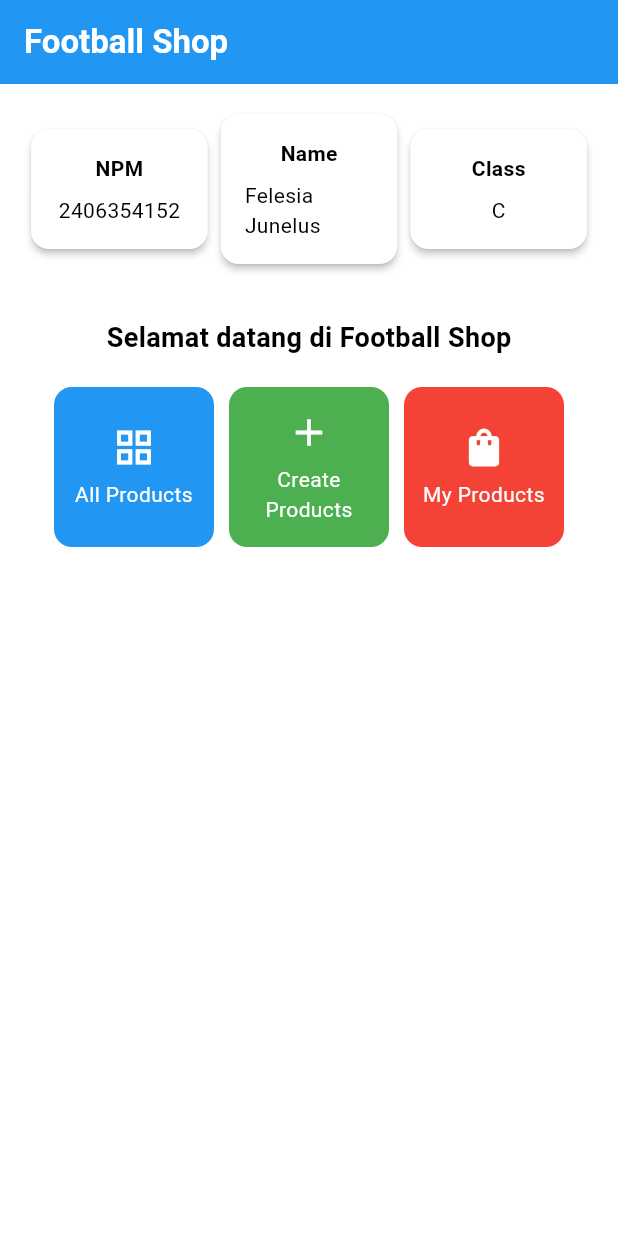
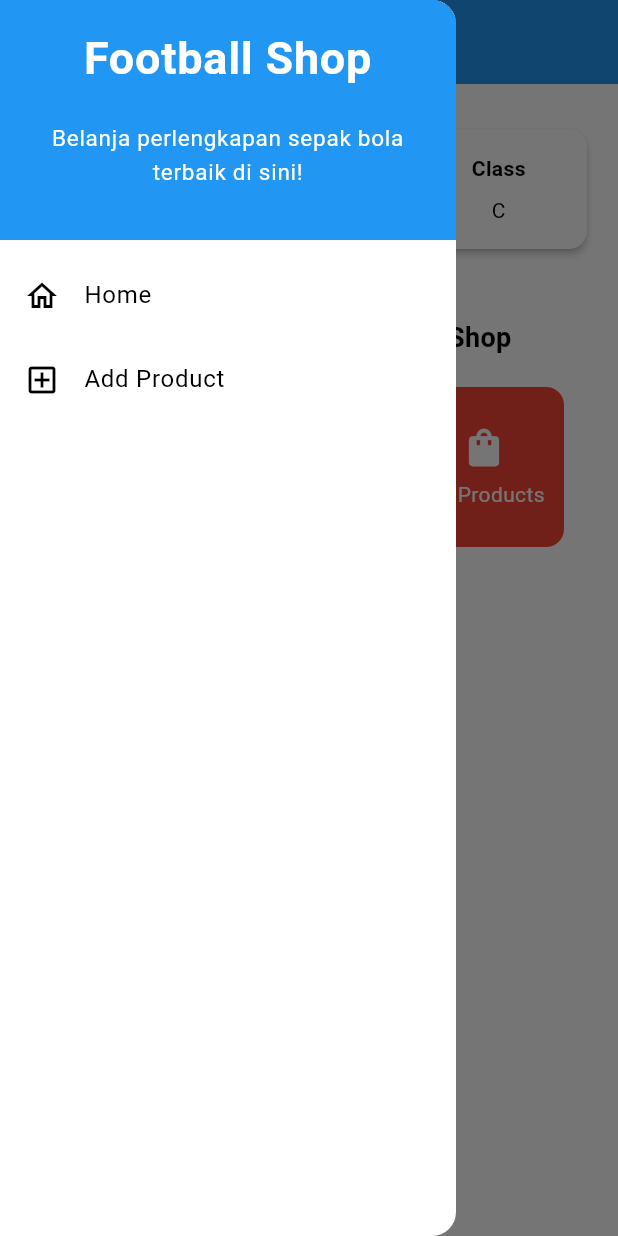
Before and after one commit to felesiaj/football-shop-mobile, a Flutter app: the screen it shows after launch, with the side drawer open (before the commit the screen has no drawer), on a phone screen of 412 x 824 dp. Run offline on Flutter 3.47's test engine with Material 3 defaults, Android fonts, the phone set to English and light mode, and no system bars.

Commit message:
tugas 8: done

```diff
--- a/lib/main.dart
+++ b/lib/main.dart
@@ -1,5 +1,5 @@
 import 'package:flutter/material.dart';
-import 'package:football_shop/menu.dart';
+import 'package:football_shop/screens/menu.dart';
 
 void main() {
   runApp(const MyApp());
--- a/lib/menu.dart
+++ b/lib/screens/menu.dart
@@ -1,4 +1,6 @@
 import 'package:flutter/material.dart';
+import 'package:football_shop/widgets/left_drawer.dart';
+import 'package:football_shop/widgets/product_card.dart';
 
 class MyHomePage extends StatelessWidget {
   MyHomePage({super.key});
@@ -29,6 +31,9 @@ class MyHomePage extends StatelessWidget {
         // Warna latar belakang AppBar diambil dari skema warna tema aplikasi.
         backgroundColor: Theme.of(context).colorScheme.primary,
       ),
+
+      drawer: const LeftDrawer(),
+
       // Body halaman dengan padding di sekelilingnya.
       body: Padding(
         padding: const EdgeInsets.all(16.0),
@@ -92,67 +97,6 @@ class MyHomePage extends StatelessWidget {
   }
 }
 
-class ItemHomepage {
- final String name;
- final IconData icon;
- final Color color;
-
- ItemHomepage(this.name, this.icon, this.color);
-}
-
-class ItemCard extends StatelessWidget {
-  // Menampilkan kartu dengan ikon dan nama.
-
-  final ItemHomepage item;
-
-  const ItemCard(this.item, {super.key});
-
-  @override
-  Widget build(BuildContext context) {
-    return Material(
-      // Menentukan warna latar belakang dari tema aplikasi.
-      color: item.color,
-      // Membuat sudut kartu melengkung.
-      borderRadius: BorderRadius.circular(12),
-
-      child: InkWell(
-        // Aksi ketika kartu ditekan.
-        onTap: () {
-          // Menampilkan pesan SnackBar saat kartu ditekan.
-          ScaffoldMessenger.of(context)
-            ..hideCurrentSnackBar()
-            ..showSnackBar(
-              SnackBar(content: Text("Kamu telah menekan tombol ${item.name}!"))
-            );
-        },
-        // Container untuk menyimpan Icon dan Text
-        child: Container(
-          padding: const EdgeInsets.all(8),
-          child: Center(
-            child: Column(
-              // Menyusun ikon dan teks di tengah kartu.
-              mainAxisAlignment: MainAxisAlignment.center,
-              children: [
-                Icon(
-                  item.icon,
-                  color: Colors.white,
-                  size: 30.0,
-                ),
-                const Padding(padding: EdgeInsets.all(3)),
-                Text(
-                  item.name,
-                  textAlign: TextAlign.center,
-                  style: const TextStyle(color: Colors.white),
-                ),
-              ],
-            ),
-          ),
-        ),
-      ),
-    );
-  }
-
-}
 
 class InfoCard extends StatelessWidget {
   // Kartu informasi yang menampilkan title dan content.
--- /dev/null
+++ b/lib/widgets/left_drawer.dart
@@ -0,0 +1,65 @@
+import 'package:flutter/material.dart';
+import 'package:football_shop/screens/menu.dart';
+import 'package:football_shop/screens/product_form.dart';
+
+class LeftDrawer extends StatelessWidget {
+  const LeftDrawer({super.key});
+
+  @override
+  Widget build(BuildContext context) {
+    return Drawer(
+      child: ListView(
+        children: [
+          const DrawerHeader(
+            decoration: BoxDecoration(
+              color: Colors.blue,
+            ),
+            child: Column(
+              children: [
+                Text(
+                  'Football Shop',
+                  textAlign: TextAlign.center,
+                  style: TextStyle(
+                    fontSize: 30,
+                    fontWeight: FontWeight.bold,
+                    color: Colors.white,
+                  ),
+                ),
+                Padding(padding: EdgeInsets.all(10)),
+                Text(
+                  "Belanja perlengkapan sepak bola terbaik di sini!",
+                  textAlign: TextAlign.center,
+                  style: TextStyle(
+                    fontSize: 15,
+                    fontWeight: FontWeight.normal,
+                    color: Colors.white,
+                  ),
+                ),
+              ],
+            ),
+          ),
+          ListTile(
+            leading: const Icon(Icons.home_outlined),
+            title: const Text('Home'),
+            onTap: () {
+              Navigator.pushReplacement(
+                context,
+                MaterialPageRoute(builder: (context) => MyHomePage()),
+              );
+            },
+          ),
+          ListTile(
+            leading: const Icon(Icons.add_box_outlined),
+            title: const Text('Add Product'),
+            onTap: () {
+              Navigator.pushReplacement(
+                context,
+                MaterialPageRoute(builder: (context) => const ProductFormPage()),
+              );
+            },
+          ),
+        ],
+      ),
+    );
+  }
+}
--- /dev/null
+++ b/lib/widgets/product_card.dart
@@ -0,0 +1,70 @@
+import 'package:flutter/material.dart';
+import 'package:football_shop/screens/product_form.dart';
+
+class ItemHomepage {
+ final String name;
+ final IconData icon;
+ final Color color;
+
+ ItemHomepage(this.name, this.icon, this.color);
+}
+
+class ItemCard extends StatelessWidget {
+  // Menampilkan kartu dengan ikon dan nama.
+
+  final ItemHomepage item;
+
+  const ItemCard(this.item, {super.key});
+
+  @override
+  Widget build(BuildContext context) {
+    return Material(
+      // Menentukan warna latar belakang dari tema aplikasi.
+      color: item.color,
+      // Membuat sudut kartu melengkung.
+      borderRadius: BorderRadius.circular(12),
+
+      child: InkWell(
+        // Aksi ketika kartu ditekan.
+        onTap: () {
+          // Menampilkan pesan SnackBar saat kartu ditekan.
+          ScaffoldMessenger.of(context)
+            ..hideCurrentSnackBar()
+            ..showSnackBar(
+              SnackBar(content: Text("Kamu telah menekan tombol ${item.name}!"))
+            );
+          if (item.name == "Create Products") {
+            Navigator.push(
+              context,
+              MaterialPageRoute(builder: (context) => const ProductFormPage()),
+            );
+          }
+        },
+        // Container untuk menyimpan Icon dan Text
+        child: Container(
+          padding: const EdgeInsets.all(8),
+          child: Center(
+            child: Column(
+              // Menyusun ikon dan teks di tengah kartu.
+              mainAxisAlignment: MainAxisAlignment.center,
+              children: [
+                Icon(
+                  item.icon,
+                  color: Colors.white,
+                  size: 30.0,
+                ),
+                const Padding(padding: EdgeInsets.all(3)),
+                Text(
+                  item.name,
+                  textAlign: TextAlign.center,
+                  style: const TextStyle(color: Colors.white),
+                ),
+              ],
+            ),
+          ),
+        ),
+      ),
+    );
+  }
+
+}
```
Also changed, not shown: lib/screens/product_form.dart (added, +259 -0 lines), 1 other file.
